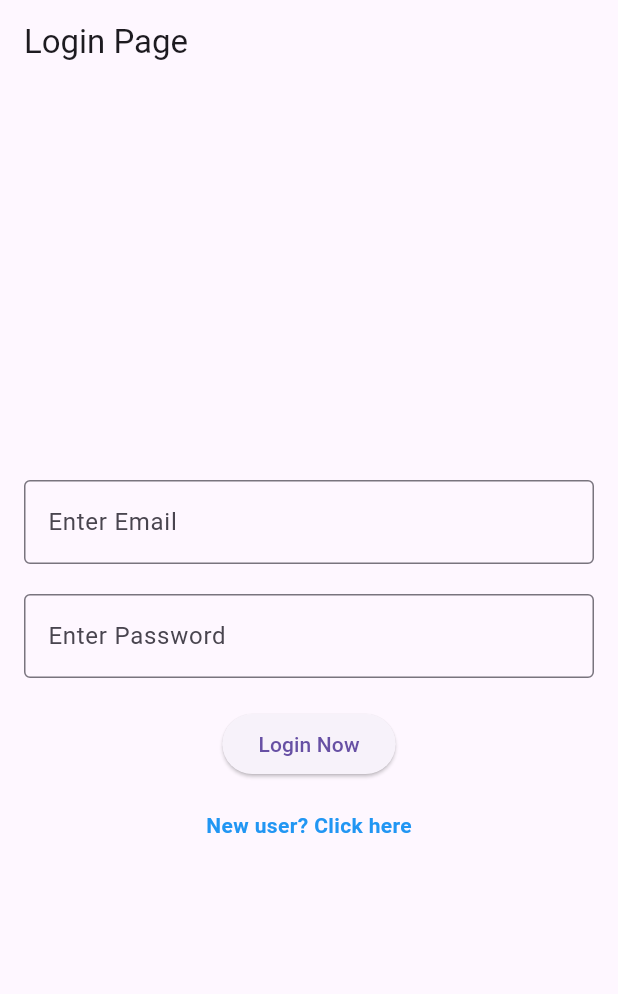
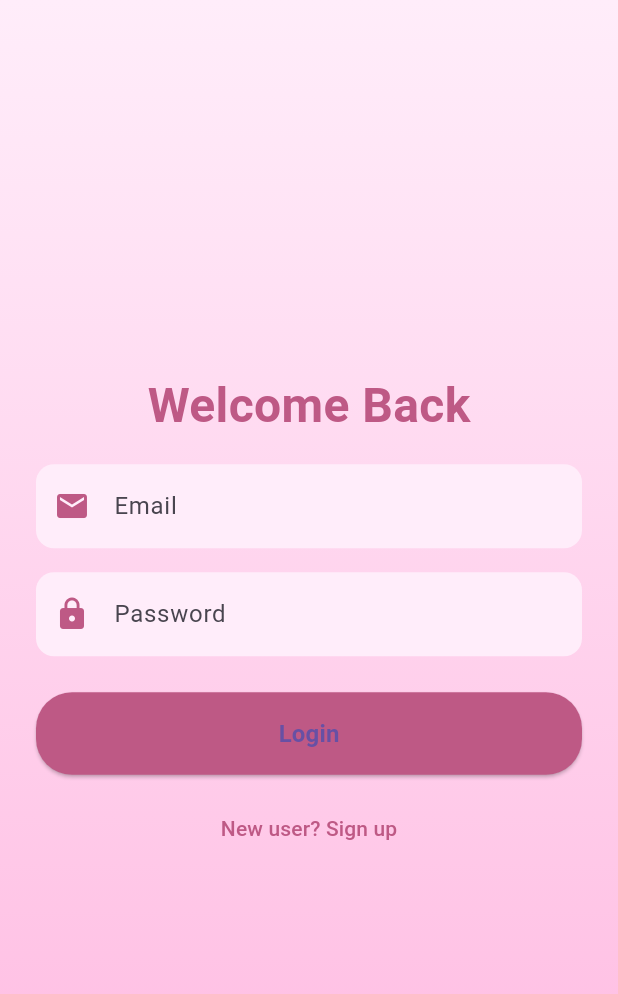
Before and after one commit to suvarnaks1/expancetracker, a Flutter app: the screen it shows after launch, on a phone screen of 412 x 824 dp. Shown: the top 994 px of the screen. Run offline on Flutter 3.47's test engine with Material 3 defaults, Android fonts, the phone set to English and light mode, and no system bars; our stand-ins replace cloud_firestore, firebase_auth, firebase_core, firebase_storage, fl_chart, image_picker and 2 more; accounts and stored records are empty.

Commit message:
login_page

```diff
--- a/lib/view/auth/login_page.dart
+++ b/lib/view/auth/login_page.dart
@@ -1,78 +1,98 @@
 import 'package:expance_tracker_app/core/auth_service.dart';
+import 'package:expance_tracker_app/resources/colors.dart';
 import 'package:expance_tracker_app/view/auth/signup_page.dart';
 import 'package:expance_tracker_app/view/common/bottom_nav.dart';
 import 'package:flutter/material.dart';
 
-
 class LoginPage extends StatelessWidget {
   final FirebaseAuthService _auth = FirebaseAuthService();
-
   LoginPage({super.key});
 
   @override
   Widget build(BuildContext context) {
-    final TextEditingController _emailController = TextEditingController();
-    final TextEditingController _passwordController = TextEditingController();
+    final emailCtrl = TextEditingController();
+    final passCtrl = TextEditingController();
 
     return Scaffold(
-      appBar: AppBar(title: const Text('Login Page')),
-      body: Padding(
-        padding: const EdgeInsets.all(16),
-        child: Column(
-          mainAxisAlignment: MainAxisAlignment.center,
-          children: [
-            TextField(
-              controller: _emailController,
-              decoration: const InputDecoration(labelText: 'Enter Email',border: OutlineInputBorder(),),
+      body: Container(
+        decoration: BoxDecoration(
+          gradient: LinearGradient(
+            colors: [AppColors.lightPink1, AppColors.lightPink2],
+            begin: Alignment.topCenter,
+            end: Alignment.bottomCenter,
+          ),
+        ),
+        child: Center(
+          child: SingleChildScrollView(
+            padding: const EdgeInsets.symmetric(horizontal: 24, vertical: 48),
+            child: Column(
+              children: [
+                Text('Welcome Back',
+                    style: TextStyle(
+                      fontSize: 32,
+                      fontWeight: FontWeight.bold,
+                      color: AppColors.deepPink,
+                    )),
+                const SizedBox(height: 16),
+                _buildTextField(emailCtrl, 'Email', Icons.email),
+                const SizedBox(height: 16),
+                _buildTextField(passCtrl, 'Password', Icons.lock, obscure: true),
+                const SizedBox(height: 24),
+                _buildButton(
+                  context,
+                  text: 'Login',
+                  onPressed: () async {
+                    // your auth logic
+                  },
+                ),
+                const SizedBox(height: 12),
+                TextButton(
+                  onPressed: () => Navigator.pushReplacement(
+                      context, MaterialPageRoute(builder: (_) => SignupPage())),
+                  child: Text('New user? Sign up',
+                      style: TextStyle(color: AppColors.deepPink)),
+                ),
+              ],
             ),
-            const SizedBox(height: 20),
-            TextField(
-              controller: _passwordController,
-              obscureText: true,
-              decoration: const InputDecoration(labelText: 'Enter Password',border: OutlineInputBorder(),),
-            ),
-            const SizedBox(height: 20),
-            ElevatedButton(
-              onPressed: () async {
-                final email = _emailController.text.trim();
-                final password = _passwordController.text.trim();
-
-                if (email.isEmpty || password.isEmpty) {
-                  ScaffoldMessenger.of(context).showSnackBar(
-                    const SnackBar(content: Text("Enter all fields")),
-                  );
-                  return;
-                }
-
-                try {
-                  final user = await _auth.loginWithEmailAndPassword(email, password);
-                  if (user != null) {
-                    ScaffoldMessenger.of(context).showSnackBar(
-                      const SnackBar(content: Text("Login Successful")),
-                    );
-                    Navigator.pushReplacement(context, MaterialPageRoute(builder: (_) => BottomNav()));
-                  }
-                } catch (e) {
-                  ScaffoldMessenger.of(context).showSnackBar(
-                    SnackBar(content: Text("Login Failed: $e")),
-                  );
-                }
-              },
-              child: const Text('Login Now'),
-            ),
-            const SizedBox(height: 20),
-            InkWell(
-              onTap: () {
-                Navigator.pushReplacement(context, MaterialPageRoute(builder: (_) => SignupPage()));
-              },
-              child: const Text(
-                "New user? Click here",
-                style: TextStyle(color: Colors.blue, fontWeight: FontWeight.bold),
-              ),
-            )
-          ],
+          ),
         ),
       ),
     );
   }
+
+  Widget _buildTextField(TextEditingController c, String label, IconData icon,
+      {bool obscure = false}) {
+    return TextField(
+      controller: c,
+      obscureText: obscure,
+      decoration: InputDecoration(
+        prefixIcon: Icon(icon, color: AppColors.deepPink),
+        labelText: label,
+        filled: true,
+        fillColor: AppColors.lightPink1,
+        border: OutlineInputBorder(
+          borderRadius: BorderRadius.circular(12),
+          borderSide: BorderSide.none,
+        ),
+      ),
+    );
+  }
+
+  Widget _buildButton(BuildContext ctx,
+      {required String text, required VoidCallback onPressed}) {
+    return SizedBox(
+      width: double.infinity,
+      child: ElevatedButton(
+        style: ElevatedButton.styleFrom(
+          backgroundColor: AppColors.deepPink,
+          shape:
+              RoundedRectangleBorder(borderRadius: BorderRadius.circular(24)),
+          padding: const EdgeInsets.symmetric(vertical: 16),
+        ),
+        onPressed: onPressed,
+        child: Text(text,
+            style: const TextStyle(fontSize: 16, fontWeight: FontWeight.bold)),
+      ),
+    );
+  }
 }
--- a/lib/view/common/home_screen.dart
+++ b/lib/view/common/home_screen.dart
@@ -70,7 +70,9 @@ class _FinanceDashboardState extends State<FinanceDashboard> {
   @override
   Widget build(BuildContext context) {
     final uid = FirebaseAuth.instance.currentUser?.uid;
-    final balance = totalIncome - totalExpense;
+    final balance = (totalIncome - totalExpense).clamp(0.0, double.infinity);
+    final displayedIncome = (totalIncome - totalExpense) > 0 ? totalIncome - totalExpense : 0;
+
 
     return Scaffold(
       backgroundColor: Colors.white,
@@ -280,7 +282,7 @@ Future<void> _showAddIncomeDialog() async {
     return Expanded(
       child: GestureDetector(
          behavior: HitTestBehavior.opaque,
-            onTap: title == 'Income' ? () => _showAddIncomeDialog() : null,
+            onTap: title == 'Income'  ? () => _showAddIncomeDialog() : null,
         child: Container(
           padding: const EdgeInsets.all(16),
           decoration: BoxDecoration(
```
Also changed, not shown: lib/view/auth/signup_page.dart (+103 -33 lines).
